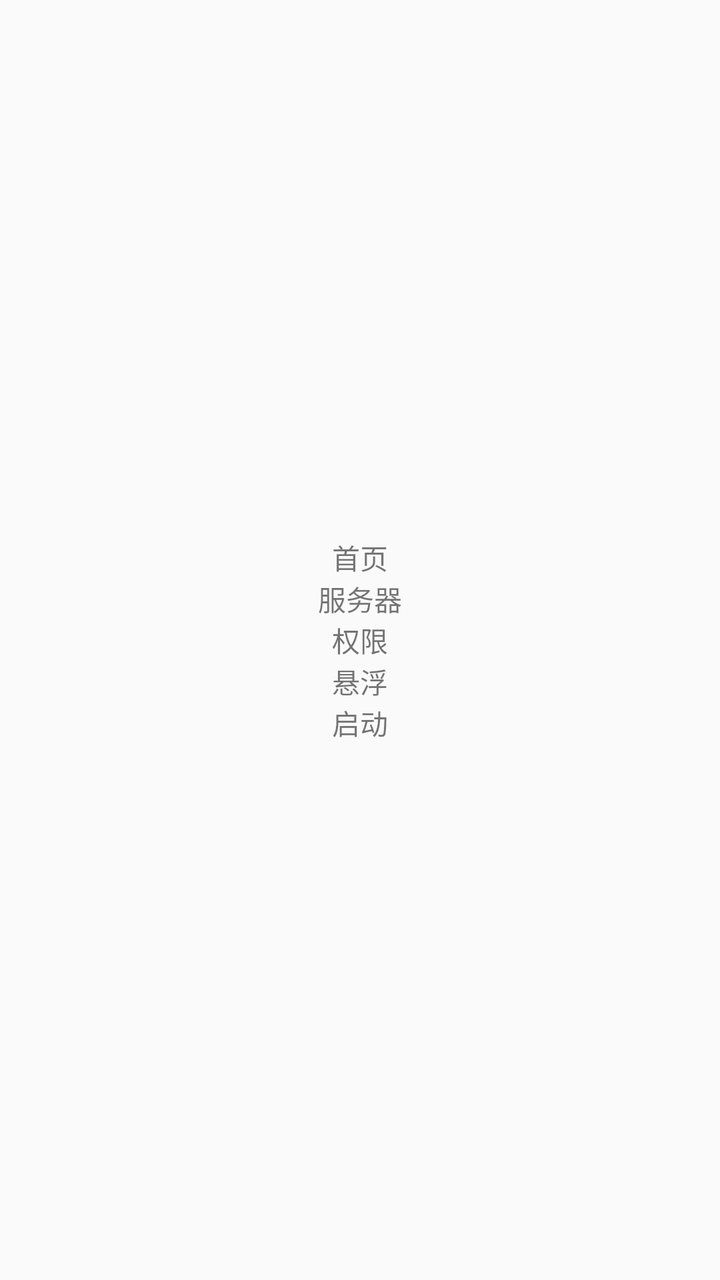
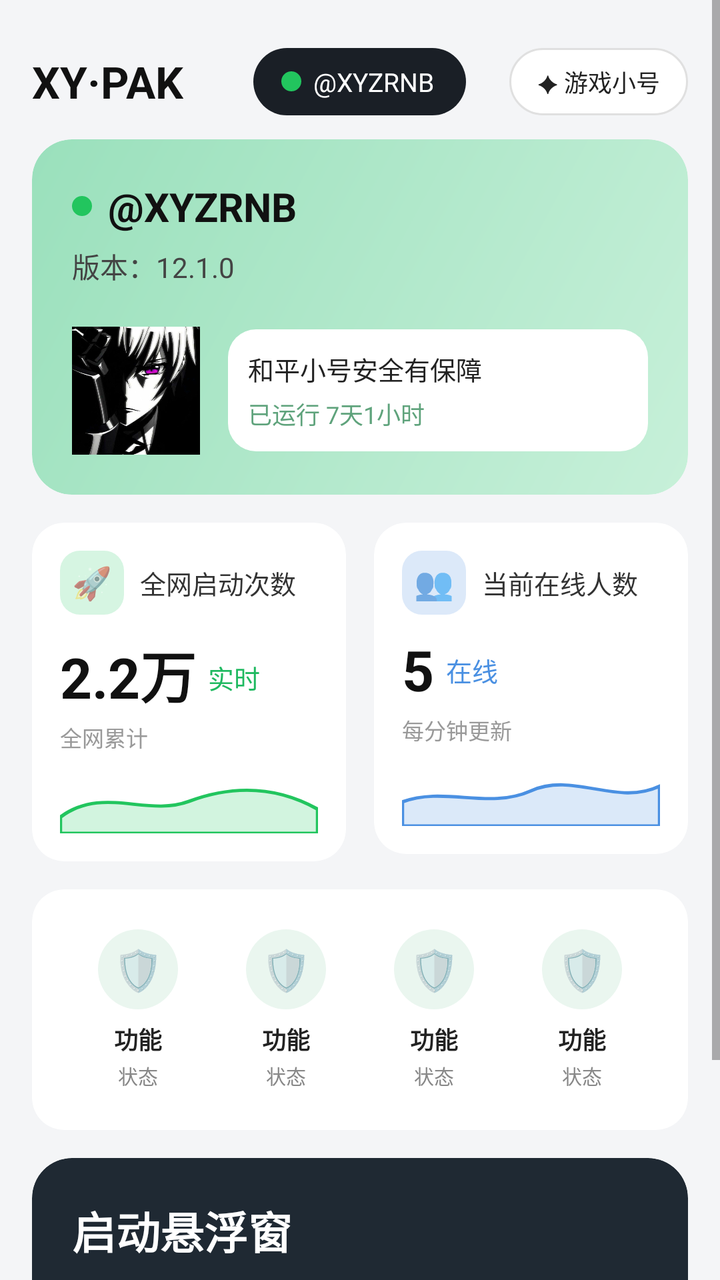

Before-and-after screenshots of an Android layout around one commit, followed by the original layout XML and the change that was made.
<!-- AndroidManifest.xml: application theme Theme.XYPAK -->
<!-- res/layout/fragment_home.xml -->
<?xml version="1.0" encoding="utf-8"?>
<LinearLayout xmlns:android="http://schemas.android.com/apk/res/android"
    android:layout_width="match_parent"
    android:layout_height="match_parent"
    android:gravity="center"
    android:orientation="vertical">
    <TextView
        android:id="@+id/action_file"
        android:layout_width="wrap_content"
        android:layout_height="wrap_content"
        android:text="首页"/>
    <TextView
        android:id="@+id/action_server"
        android:layout_width="wrap_content"
        android:layout_height="wrap_content"
        android:text="服务器"/>
    <TextView
        android:id="@+id/action_perm"
        android:layout_width="wrap_content"
        android:layout_height="wrap_content"
        android:text="权限"/>
    <TextView
        android:id="@+id/action_float"
        android:layout_width="wrap_content"
        android:layout_height="wrap_content"
        android:text="悬浮"/>
    <TextView
        android:id="@+id/btn_start_float"
        android:layout_width="wrap_content"
        android:layout_height="wrap_content"
        android:text="启动"/>
</LinearLayout>
<!-- resources referenced by this layout -->
<resources>
  <style name="Theme.XYPAK" parent="Theme.AppCompat.Light.NoActionBar">
          <item name="colorPrimary">#FF1FB960</item>
          <item name="colorPrimaryDark">#FF16994E</item>
          <item name="colorAccent">#FF1FB960</item>
      </style>
</resources>

<!-- the commit's change to res/layout/fragment_home.xml (unified diff, before → after) -->
@@ -1,32 +1,427 @@
+<?xml version="1.0" encoding="utf-8"?>
+<ScrollView xmlns:android="http://schemas.android.com/apk/res/android"
+    xmlns:app="http://schemas.android.com/apk/res-auto"
+    android:layout_width="match_parent"
+    android:layout_height="match_parent"
+    android:fillViewport="true"
+    android:background="@color/bg_main">
+
+    <LinearLayout
+        android:layout_width="match_parent"
+        android:layout_height="wrap_content"
+        android:orientation="vertical"
+        android:padding="16dp">
+
+        <RelativeLayout
+            android:layout_width="match_parent"
+            android:layout_height="wrap_content"
+            android:layout_marginTop="8dp"
+            android:layout_marginBottom="12dp">
+
+            <TextView
+                android:layout_width="wrap_content"
+                android:layout_height="wrap_content"
+                android:layout_centerVertical="true"
+                android:text="XY·PAK"
+                android:textColor="#111"
+                android:textSize="22sp"
+                android:textStyle="bold"/>
+
+            <TextView
+                android:layout_width="wrap_content"
+                android:layout_height="wrap_content"
+                android:layout_centerInParent="true"
+                android:background="@drawable/bg_chip_black"
+                android:drawableLeft="@drawable/dot_green"
+                android:drawablePadding="6dp"
+                android:paddingLeft="14dp"
+                android:paddingRight="16dp"
+                android:paddingTop="8dp"
+                android:paddingBottom="8dp"
+                android:text="@XYZRNB"
+                android:textColor="#fff"
+                android:textSize="13sp"/>
+
+            <TextView
+                android:id="@+id/btn_game_account"
+                android:layout_width="wrap_content"
+                android:layout_height="wrap_content"
+                android:layout_alignParentRight="true"
+                android:layout_centerVertical="true"
+                android:background="@drawable/bg_chip_white"
+                android:clickable="true"
+                android:focusable="true"
+                android:paddingLeft="14dp"
+                android:paddingRight="14dp"
+                android:paddingTop="8dp"
+                android:paddingBottom="8dp"
+                android:text="✦ 游戏小号"
+                android:textColor="#222"
+                android:textSize="12sp"/>
+        </RelativeLayout>
+
+        <androidx.cardview.widget.CardView
+            android:id="@+id/card_safe"
+            android:layout_width="match_parent"
+            android:layout_height="wrap_content"
+            android:clickable="true"
+            android:focusable="true"
+            app:cardCornerRadius="20dp"
+            app:cardElevation="0dp">
+
+            <LinearLayout
+                android:layout_width="match_parent"
+                android:layout_height="wrap_content"
+                android:background="@drawable/bg_card_green"
+                android:orientation="vertical"
+                android:padding="20dp">
+
+                <LinearLayout
+                    android:layout_width="wrap_content"
+                    android:layout_height="wrap_content"
+                    android:gravity="center_vertical"
+                    android:orientation="horizontal">
+
+                    <View
+                        android:layout_width="10dp"
+                        android:layout_height="10dp"
+                        android:background="@drawable/dot_green"/>
+
+                    <TextView
+                        android:layout_width="wrap_content"
+                        android:layout_height="wrap_content"
+                        android:layout_marginLeft="8dp"
+                        android:text="@XYZRNB"
+                        android:textColor="#111"
+                        android:textSize="20sp"
+                        android:textStyle="bold"/>
+                </LinearLayout>
+
+                <TextView
+                    android:layout_width="wrap_content"
+                    android:layout_height="wrap_content"
+                    android:layout_marginTop="6dp"
+                    android:text="版本：12.1.0"
+                    android:textColor="#444"
+                    android:textSize="14sp"/>
+
+                <LinearLayout
+                    android:layout_width="match_parent"
+                    android:layout_height="wrap_content"
+                    android:layout_marginTop="20dp"
+                    android:gravity="center_vertical"
+                    android:orientation="horizontal">
+
+                    <ImageView
+                        android:layout_width="64dp"
+                        android:layout_height="64dp"
+                        android:background="@drawable/bg_avatar"
+                        android:scaleType="centerCrop"
+                        android:src="@drawable/avatar"/>
+
+                    <LinearLayout
+                        android:layout_width="0dp"
+                        android:layout_height="wrap_content"
+                        android:layout_marginLeft="14dp"
+                        android:layout_weight="1"
+                        android:background="@drawable/bg_pill_light"
+                        android:orientation="vertical"
+                        android:padding="10dp">
+
+                        <TextView
+                            android:layout_width="wrap_content"
+                            android:layout_height="wrap_content"
+                            android:text="和平小号安全有保障"
+                            android:textColor="#222"
+                            android:textSize="13sp"/>
+
+                        <TextView
+                            android:layout_width="wrap_content"
+                            android:layout_height="wrap_content"
+                            android:layout_marginTop="4dp"
+                            android:text="已运行 7天1小时"
+                            android:textColor="#5fa37c"
+                            android:textSize="12sp"/>
+                    </LinearLayout>
+                </LinearLayout>
+            </LinearLayout>
+        </androidx.cardview.widget.CardView>
+
+        <LinearLayout
+            android:layout_width="match_parent"
+            android:layout_height="wrap_content"
+            android:layout_marginTop="14dp"
+            android:orientation="horizontal">
+
+            <androidx.cardview.widget.CardView
+                android:layout_width="0dp"
+                android:layout_height="wrap_content"
+                android:layout_marginRight="7dp"
+                android:layout_weight="1"
+                app:cardBackgroundColor="#fff"
+                app:cardCornerRadius="16dp"
+                app:cardElevation="0dp">
+
+                <LinearLayout
+                    android:layout_width="match_parent"
+                    android:layout_height="wrap_content"
+                    android:orientation="vertical"
+                    android:padding="14dp">
+
+                    <LinearLayout
+                        android:layout_width="wrap_content"
+                        android:layout_height="wrap_content"
+                        android:gravity="center_vertical"
+                        android:orientation="horizontal">
+
+                        <TextView
+                            android:layout_width="32dp"
+                            android:layout_height="32dp"
+                            android:background="@drawable/bg_icon_green"
+                            android:gravity="center"
+                            android:text="🚀"
+                            android:textSize="16sp"/>
+
+                        <TextView
+                            android:layout_width="wrap_content"
+                            android:layout_height="wrap_content"
+                            android:layout_marginLeft="8dp"
+                            android:text="全网启动次数"
+                            android:textColor="#333"
+                            android:textSize="13sp"/>
+                    </LinearLayout>
+
+                    <LinearLayout
+                        android:layout_width="wrap_content"
+                        android:layout_height="wrap_content"
+                        android:layout_marginTop="10dp"
+                        android:gravity="bottom"
+                        android:orientation="horizontal">
+
+                        <TextView
+                            android:layout_width="wrap_content"
+                            android:layout_height="wrap_content"
+                            android:text="2.2万"
+                            android:textColor="#111"
+                            android:textSize="28sp"
+                            android:textStyle="bold"/>
+
+                        <TextView
+                            android:layout_width="wrap_content"
+                            android:layout_height="wrap_content"
+                            android:layout_marginLeft="6dp"
+                            android:layout_marginBottom="5dp"
+                            android:text="实时"
+                            android:textColor="@color/primary_green"
+                            android:textSize="13sp"/>
+                    </LinearLayout>
+
+                    <TextView
+                        android:layout_width="wrap_content"
+                        android:layout_height="wrap_content"
+                        android:layout_marginTop="2dp"
+                        android:text="全网累计"
+                        android:textColor="#999"
+                        android:textSize="11sp"/>
+
+                    <View
+                        android:layout_width="match_parent"
+                        android:layout_height="32dp"
+                        android:layout_marginTop="8dp"
+                        android:background="@drawable/wave_green"/>
+                </LinearLayout>
+            </androidx.cardview.widget.CardView>
+
+            <androidx.cardview.widget.CardView
+                android:layout_width="0dp"
+                android:layout_height="wrap_content"
+                android:layout_marginLeft="7dp"
+                android:layout_weight="1"
+                app:cardBackgroundColor="#fff"
+                app:cardCornerRadius="16dp"
+                app:cardElevation="0dp">
+
+                <LinearLayout
+                    android:layout_width="match_parent"
+                    android:layout_height="wrap_content"
+                    android:orientation="vertical"
+                    android:padding="14dp">
+
+                    <LinearLayout
+                        android:layout_width="wrap_content"
+                        android:layout_height="wrap_content"
+                        android:gravity="center_vertical"
+                        android:orientation="horizontal">
+
+                        <TextView
+                            android:layout_width="32dp"
+                            android:layout_height="32dp"
+                            android:background="@drawable/bg_icon_blue"
+                            android:gravity="center"
+                            android:text="👥"
+                            android:textSize="16sp"/>
+
+                        <TextView
+                            android:layout_width="wrap_content"
+                            android:layout_height="wrap_content"
+                            android:layout_marginLeft="8dp"
+                            android:text="当前在线人数"
+                            android:textColor="#333"
+                            android:textSize="13sp"/>
+                    </LinearLayout>
+
+                    <LinearLayout
+                        android:layout_width="wrap_content"
+                        android:layout_height="wrap_content"
+                        android:layout_marginTop="10dp"
+                        android:gravity="bottom"
+                        android:orientation="horizontal">
+
+                        <TextView
+                            android:layout_width="wrap_content"
+                            android:layout_height="wrap_content"
+                            android:text="5"
+                            android:textColor="#111"
+                            android:textSize="28sp"
+                            android:textStyle="bold"/>
+
+                        <TextView
+                            android:layout_width="wrap_content"
+                            android:layout_height="wrap_content"
+                            android:layout_marginLeft="6dp"
+                            android:layout_marginBottom="5dp"
+                            android:text="在线"
+                            android:textColor="#4a90e2"
+                            android:textSize="13sp"/>
+                    </LinearLayout>
+
+                    <TextView
+                        android:layout_width="wrap_content"
+                        android:layout_height="wrap_content"
+                        android:layout_marginTop="2dp"
+                        android:text="每分钟更新"
+                        android:textColor="#999"
+                        android:textSize="11sp"/>
+
+                    <View
+                        android:layout_width="match_parent"
+                        android:layout_height="32dp"
+                        android:layout_marginTop="8dp"
+                        android:background="@drawable/wave_blue"/>
+                </LinearLayout>
+            </androidx.cardview.widget.CardView>
+        </LinearLayout>
+
+        <androidx.cardview.widget.CardView
+            android:layout_width="match_parent"
+            android:layout_height="wrap_content"
+            android:layout_marginTop="14dp"
+            app:cardBackgroundColor="#fff"
+            app:cardCornerRadius="16dp"
+            app:cardElevation="0dp">
+
+            <LinearLayout
+                android:layout_width="match_parent"
+                android:layout_height="wrap_content"
+                android:orientation="horizontal"
+                android:padding="16dp"
+                android:weightSum="4">
+
+                <include layout="@layout/item_action" android:id="@+id/action_server"/>
+                <include layout="@layout/item_action" android:id="@+id/action_perm"/>
+                <include layout="@layout/item_action" android:id="@+id/action_file"/>
+                <include layout="@layout/item_action" android:id="@+id/action_float"/>
+            </LinearLayout>
+        </androidx.cardview.widget.CardView>
+
+        <androidx.cardview.widget.CardView
+            android:layout_width="match_parent"
+            android:layout_height="wrap_content"
+            android:layout_marginTop="14dp"
+            android:layout_marginBottom="16dp"
+            app:cardBackgroundColor="#1f2933"
+            app:cardCornerRadius="20dp"
+            app:cardElevation="0dp">
+
+            <RelativeLayout
+                android:layout_width="match_parent"
+                android:layout_height="wrap_content"
+                android:padding="20dp">
+
+                <LinearLayout
+                    android:layout_width="match_parent"
+                    android:layout_height="wrap_content"
+                    android:orientation="vertical">
+
+                    <TextView
+                        android:layout_width="wrap_content"
+                        android:layout_height="wrap_content"
+                        android:text="启动悬浮窗"
+                        android:textColor="#fff"
+                        android:textSize="22sp"
+                        android:textStyle="bold"/>
+
+                    <TextView
+                        android:layout_width="wrap_content"
+                        android:layout_height="wrap_content"
+                        android:layout_marginTop="6dp"
+                        android:text="开启后将自动在后台运行"
+                        android:textColor="#9aa4b1"
+                        android:textSize="13sp"/>
+
+                    <TextView
+                        android:id="@+id/btn_start_float"
+                        android:layout_width="wrap_content"
+                        android:layout_height="wrap_content"
+                        android:layout_marginTop="18dp"
+                        android:background="@drawable/bg_btn_green"
+                        android:paddingLeft="22dp"
+                        android:paddingRight="22dp"
+                        android:paddingTop="12dp"
+                        android:paddingBottom="12dp"
+                        android:text="立即启动  →"
+                        android:textColor="#fff"
+                        android:textSize="15sp"
+                        android:textStyle="bold"/>
+                </LinearLayout>
+            </RelativeLayout>
+        </androidx.cardview.widget.CardView>
+
+    </LinearLayout>
+</ScrollView>
+<!-- res/layout/item_action.xml (included above) -->
 <?xml version="1.0" encoding="utf-8"?>
 <LinearLayout xmlns:android="http://schemas.android.com/apk/res/android"
-    android:layout_width="match_parent"
-    android:layout_height="match_parent"
+    android:layout_width="0dp"
+    android:layout_height="wrap_content"
+    android:layout_weight="1"
     android:gravity="center"
-    android:orientation="vertical">
+    android:orientation="vertical"
+    android:background="?android:selectableItemBackground"
+    android:padding="4dp">
+
     <TextView
-        android:id="@+id/action_file"
+        android:layout_width="40dp"
+        android:layout_height="40dp"
+        android:background="@drawable/bg_icon_soft"
+        android:gravity="center"
+        android:text="🛡"
+        android:textSize="20sp"/>
+
+    <TextView
         android:layout_width="wrap_content"
         android:layout_height="wrap_content"
-        android:text="首页"/>
+        android:layout_marginTop="6dp"
+        android:text="功能"
+        android:textColor="#222"
+        android:textSize="12sp"
+        android:textStyle="bold"/>
+
     <TextView
-        android:id="@+id/action_server"
         android:layout_width="wrap_content"
         android:layout_height="wrap_content"
-        android:text="服务器"/>
-    <TextView
-        android:id="@+id/action_perm"
-        android:layout_width="wrap_content"
-        android:layout_height="wrap_content"
-        android:text="权限"/>
-    <TextView
-        android:id="@+id/action_float"
-        android:layout_width="wrap_content"
-        android:layout_height="wrap_content"
-        android:text="悬浮"/>
-    <TextView
-        android:id="@+id/btn_start_float"
-        android:layout_width="wrap_content"
-        android:layout_height="wrap_content"
-        android:text="启动"/>
+        android:layout_marginTop="2dp"
+        android:text="状态"
+        android:textColor="#888"
+        android:textSize="10sp"/>
 </LinearLayout>
<!-- resource entries referenced after the edit -->
@@ -1,5 +1,85 @@
 <!-- resources referenced by this layout -->
 <resources>
+  <color name="bg_main">#FFF4F5F7</color>
+  <color name="primary_green">#FF1FB960</color>
+  <!-- drawable avatar: jpg bitmap (drawable, 57106 bytes) -->
+  <!-- drawable bg_avatar (drawable) -->
+  <?xml version="1.0" encoding="utf-8"?>
+  <shape xmlns:android="http://schemas.android.com/apk/res/android" android:shape="oval">
+      <gradient android:startColor="#A5DDFB" android:endColor="#7AB8E0"/>
+  </shape>
+  <!-- drawable bg_btn_green (drawable) -->
+  <?xml version="1.0" encoding="utf-8"?>
+  <shape xmlns:android="http://schemas.android.com/apk/res/android" android:shape="rectangle">
+      <solid android:color="#22C55E"/>
+      <corners android:radius="12dp"/>
+  </shape>
+  <!-- drawable bg_card_green (drawable) -->
+  <?xml version="1.0" encoding="utf-8"?>
+  <shape xmlns:android="http://schemas.android.com/apk/res/android" android:shape="rectangle">
+      <gradient android:angle="135" android:startColor="#C7F0D9" android:endColor="#9AE0BC"/>
+      <corners android:radius="20dp"/>
+  </shape>
+  <!-- drawable bg_chip_black (drawable) -->
+  <?xml version="1.0" encoding="utf-8"?>
+  <shape xmlns:android="http://schemas.android.com/apk/res/android" android:shape="rectangle">
+      <solid android:color="#1A1F26"/>
+      <corners android:radius="22dp"/>
+  </shape>
+  <!-- drawable bg_chip_white (drawable) -->
+  <?xml version="1.0" encoding="utf-8"?>
+  <shape xmlns:android="http://schemas.android.com/apk/res/android" android:shape="rectangle">
+      <solid android:color="#FFFFFF"/>
+      <stroke android:width="1dp" android:color="#E0E0E0"/>
+      <corners android:radius="22dp"/>
+  </shape>
+  <!-- drawable bg_icon_blue (drawable) -->
+  <?xml version="1.0" encoding="utf-8"?>
+  <shape xmlns:android="http://schemas.android.com/apk/res/android" android:shape="rectangle">
+      <solid android:color="#DCE9F9"/>
+      <corners android:radius="10dp"/>
+  </shape>
+  <!-- drawable bg_icon_green (drawable) -->
+  <?xml version="1.0" encoding="utf-8"?>
+  <shape xmlns:android="http://schemas.android.com/apk/res/android" android:shape="rectangle">
+      <solid android:color="#D6F5E2"/>
+      <corners android:radius="10dp"/>
+  </shape>
+  <!-- drawable bg_icon_soft (drawable) -->
+  <?xml version="1.0" encoding="utf-8"?>
+  <shape xmlns:android="http://schemas.android.com/apk/res/android" android:shape="oval">
+      <solid android:color="#EAF6EF"/>
+  </shape>
+  <!-- drawable bg_pill_light (drawable) -->
+  <?xml version="1.0" encoding="utf-8"?>
+  <shape xmlns:android="http://schemas.android.com/apk/res/android" android:shape="rectangle">
+      <solid android:color="#FFFFFFFF"/>
+      <corners android:radius="14dp"/>
+  </shape>
+  <!-- drawable dot_green (drawable) -->
+  <?xml version="1.0" encoding="utf-8"?>
+  <shape xmlns:android="http://schemas.android.com/apk/res/android" android:shape="oval">
+      <solid android:color="#22C55E"/>
+      <size android:width="10dp" android:height="10dp"/>
+  </shape>
+  <!-- drawable wave_blue (drawable) -->
+  <?xml version="1.0" encoding="utf-8"?>
+  <vector xmlns:android="http://schemas.android.com/apk/res/android"
+      android:width="120dp" android:height="40dp"
+      android:viewportWidth="120" android:viewportHeight="40">
+      <path android:strokeColor="#4A90E2" android:strokeWidth="2"
+          android:fillColor="#334A90E2"
+          android:pathData="M0,25 C20,15 40,30 60,18 S100,28 120,15 L120,40 L0,40 Z"/>
+  </vector>
+  <!-- drawable wave_green (drawable) -->
+  <?xml version="1.0" encoding="utf-8"?>
+  <vector xmlns:android="http://schemas.android.com/apk/res/android"
+      android:width="120dp" android:height="40dp"
+      android:viewportWidth="120" android:viewportHeight="40">
+      <path android:strokeColor="#22C55E" android:strokeWidth="2"
+          android:fillColor="#3322C55E"
+          android:pathData="M0,30 C20,10 40,30 60,20 S100,10 120,25 L120,40 L0,40 Z"/>
+  </vector>
   <style name="Theme.XYPAK" parent="Theme.AppCompat.Light.NoActionBar">
           <item name="colorPrimary">#FF1FB960</item>
           <item name="colorPrimaryDark">#FF16994E</item>
